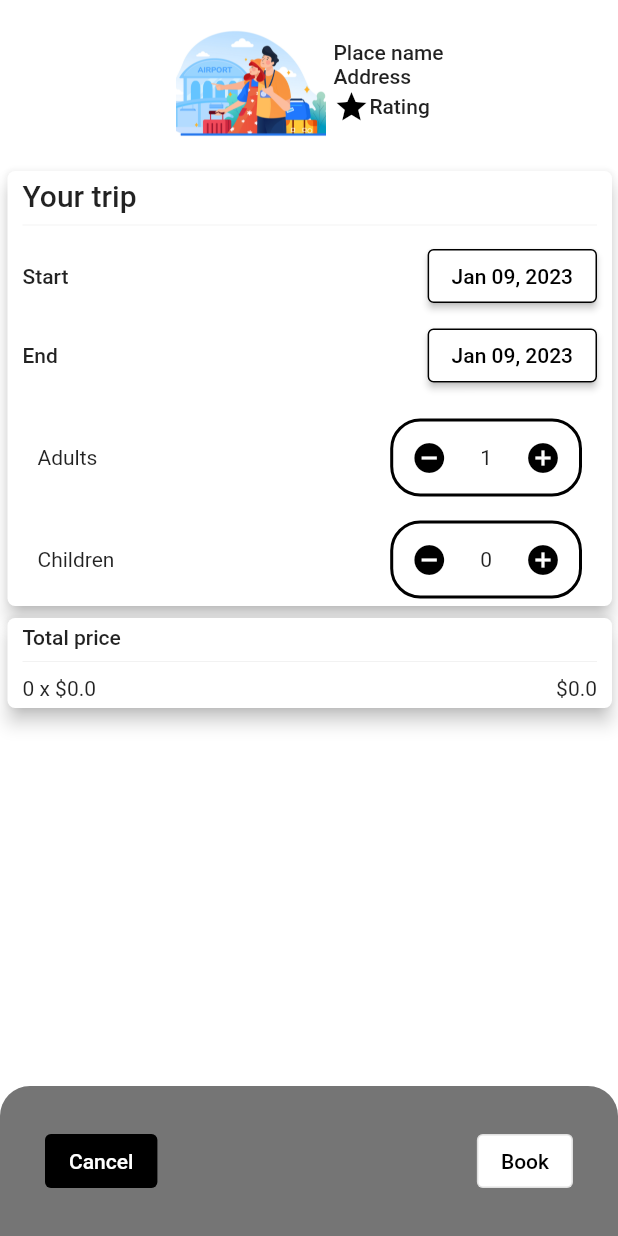
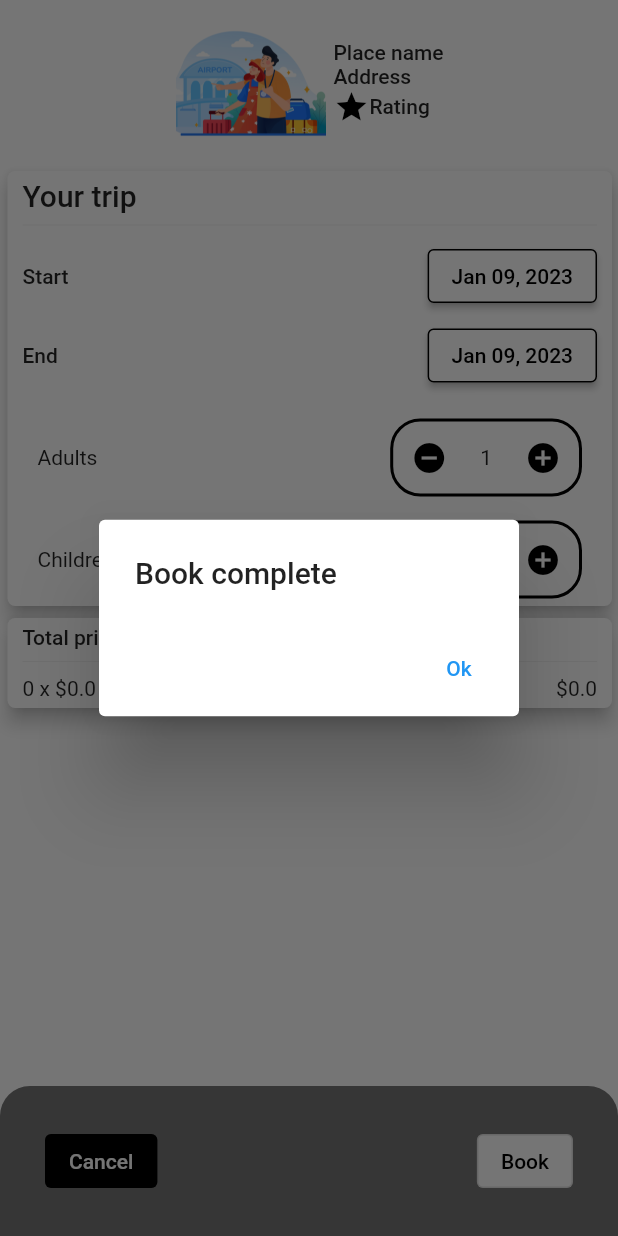
Before and after one commit to frankielp/KooLB, a Flutter app: the BasicBook widget shown alone on an empty page, opened directly with empty values, after a tap on "Book", on a phone screen of 412 x 824 dp. Run offline on Flutter 3.47's test engine with Material 2 defaults, Android fonts, the phone set to English and light mode, and no system bars; our stand-ins replace auto_size_text, carousel_slider, cloud_firestore, dropdown_search, firebase_auth, firebase_core and 15 more; missing offline and left inert: flutter_facebook_auth, flutter_polyline_points, flutter_quill, json_path; accounts and stored records are empty; network calls fail; statements that could not run were skipped.

Commit message:
Update basic_book.dart

```diff
--- a/src/koolb/lib/ui/renter/pages/booking/basic_book.dart
+++ b/src/koolb/lib/ui/renter/pages/booking/basic_book.dart
@@ -422,6 +422,17 @@ class _BasicBookState extends State<BasicBook> {
                       );
 
                       booking.addInfoToFirebase();
+
+                      showDialog(
+                          context: context,
+                          builder: ((context) => AlertDialog(actions: [
+                                TextButton(
+                                    onPressed: () {
+                                      Navigator.pop(context);
+                                      Navigator.pop(context);
+                                    },
+                                    child: Text('Ok')),
+                              ], title: Text('Book complete'))));
                     },
                     style: ElevatedButton.styleFrom(
                       backgroundColor: Colors.white,
```
